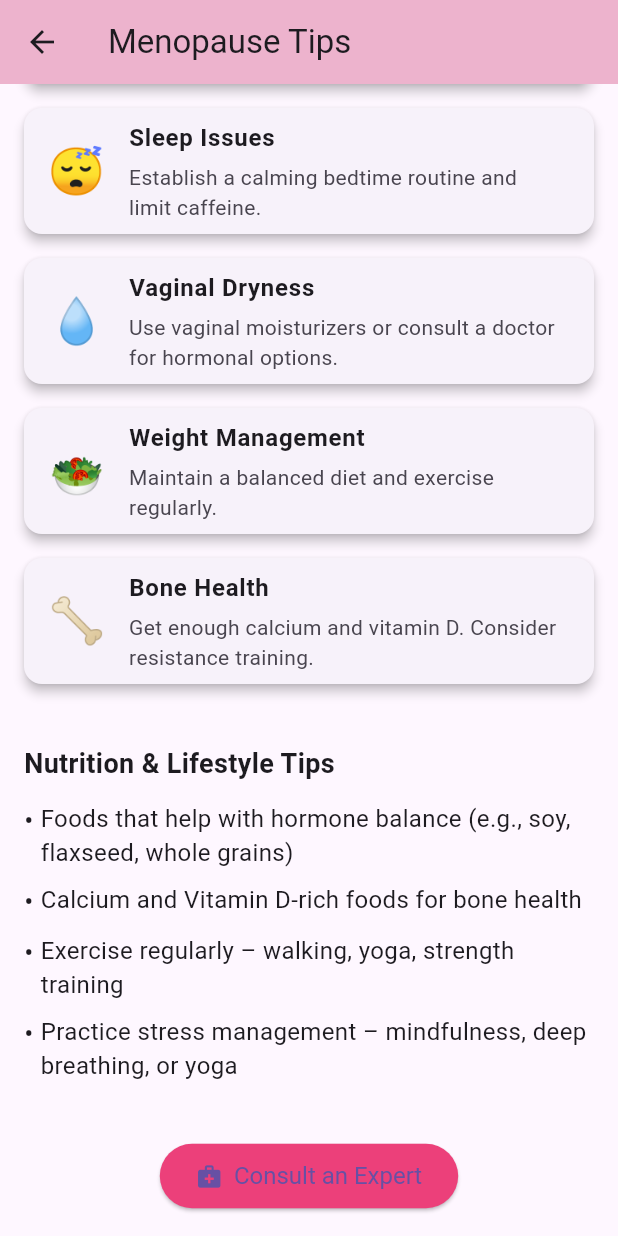
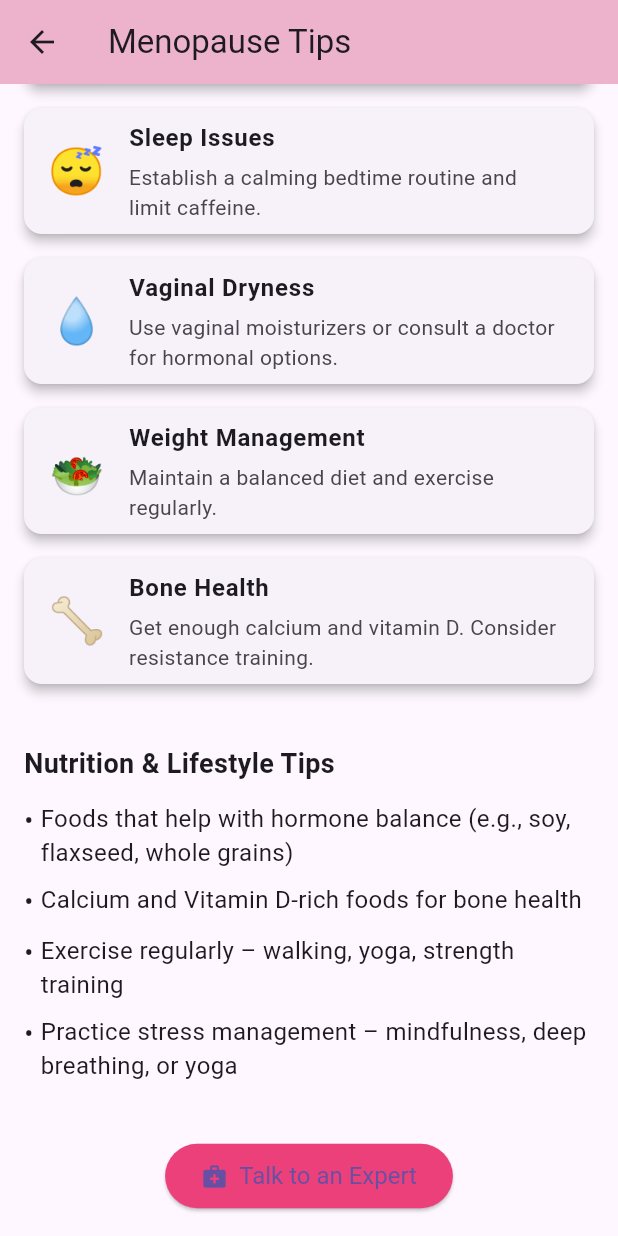
Before and after one commit to Lady-Cee/FlowSavvy, a Flutter app: the MenopauseScreen screen opened by its route, scrolled down 412 dp, on a phone screen of 412 x 824 dp. Run offline on Flutter 3.47's test engine with Material 3 defaults, Android fonts, the phone set to English and light mode, and no system bars; our stand-ins replace firebase_core, flutter_gemini, sqflite; accounts and stored records are empty.

Commit message:
Added menopause features

```diff
--- a/lib/features/structure/menopause/menopause_screen.dart
+++ b/lib/features/structure/menopause/menopause_screen.dart
@@ -86,7 +86,7 @@ class MenopauseScreen extends StatelessWidget {
                   );
                 },
                 icon: const Icon(Icons.medical_services),
-                label: const Text('Consult an Expert'),
+                label: const Text('Talk to an Expert'),
                 style: ElevatedButton.styleFrom(
                   backgroundColor: Colors.pink.shade400,
                   padding: const EdgeInsets.symmetric(horizontal: 24, vertical: 12),
```
